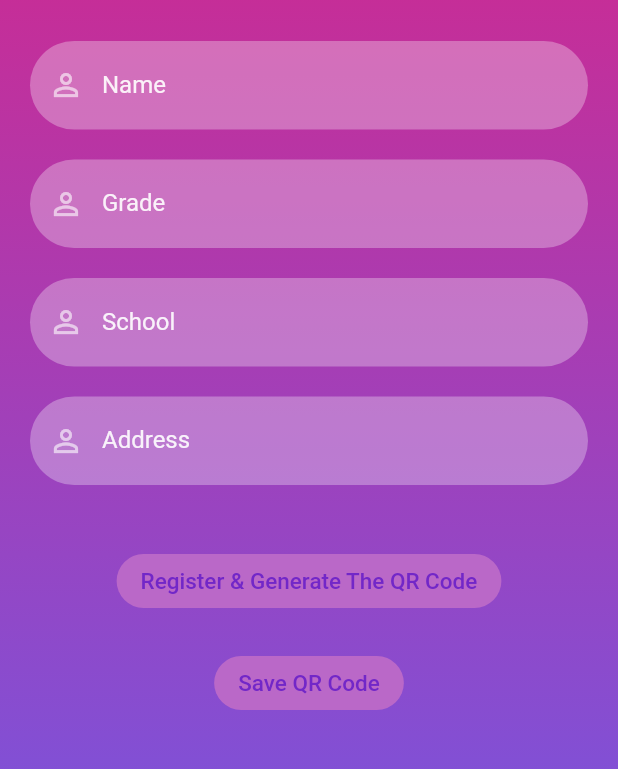
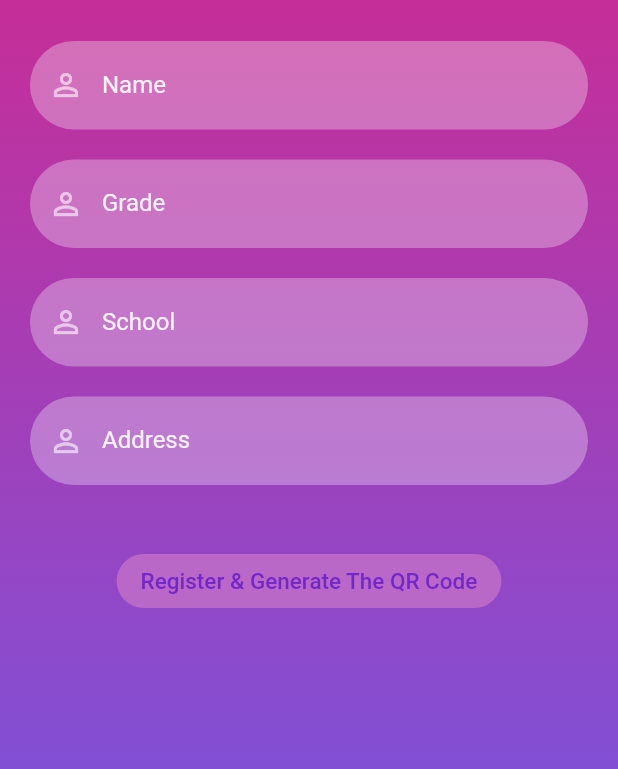
Before and after one commit to Dinath01/alpha_education_app, a Flutter app: the SignUpScreen screen opened directly, on a phone screen of 412 x 824 dp, the part 64-833 px from its top. Run offline on Flutter 3.47's test engine with Material 2 defaults, Android fonts, the phone set to English and light mode, and no system bars; our stand-ins replace qr_flutter; missing offline and left inert: qr_code_scanner.

Commit message:
Revert "added the qr code with a save button which generates a qr to all the four data"
This reverts commit 196fff8f537472f425e1a5a0f7757f810de1e79d.

```diff
--- a/lib/Screens/register.dart
+++ b/lib/Screens/register.dart
@@ -1,8 +1,3 @@
-import 'dart:io';
-import 'dart:ui' as ui;
-import 'package:flutter/rendering.dart';
-import 'package:flutter/services.dart';
-import 'package:path_provider/path_provider.dart';
 import 'package:qr_flutter/qr_flutter.dart';
 import '../utils/colors.dart';
 import 'package:flutter/material.dart';
@@ -19,46 +14,7 @@ class SignUpScreen extends StatefulWidget {
 
 class _SignUpScreenState extends State<SignUpScreen> {
   TextEditingController _nameTextController = TextEditingController();
-  TextEditingController _GradeTextController = TextEditingController();
-  TextEditingController _SchoolTextController = TextEditingController();
-  TextEditingController _AddressTextController = TextEditingController();
-  String qrData = '';
-
-  Future<void> _saveQrCode() async {
-    try {
-      RenderRepaintBoundary boundary = qrImageKey.currentContext!
-          .findRenderObject() as RenderRepaintBoundary;
-      ui.Image image = await boundary.toImage(pixelRatio: 3.0);
-      ByteData? byteData =
-          await image.toByteData(format: ui.ImageByteFormat.png);
-      Uint8List pngBytes = byteData!.buffer.asUint8List();
-      Directory? directory = await getExternalStorageDirectory();
-      if (directory != null) {
-        String path = directory.path + '/qr_code.png';
-        File file = File(path);
-        await file.writeAsBytes(pngBytes);
-        ScaffoldMessenger.of(context).showSnackBar(
-          SnackBar(
-            content: Text('QR code saved to $path'),
-          ),
-        );
-      } else {
-        ScaffoldMessenger.of(context).showSnackBar(
-          SnackBar(
-            content: Text('Could not save QR code'),
-          ),
-        );
-      }
-    } catch (e) {
-      ScaffoldMessenger.of(context).showSnackBar(
-        SnackBar(
-          content: Text('Error: $e'),
-        ),
-      );
-    }
-  }
-
-  GlobalKey qrImageKey = GlobalKey();
+  String? data;
 
   @override
   Widget build(BuildContext context) {
@@ -98,47 +54,27 @@ class _SignUpScreenState extends State<SignUpScreen> {
                     Icons.person_outline,
                     false,
                     _nameTextController,
-                    (value) {
-                      setState(() {
-                        qrData = '${_nameTextController.text}';
-                      });
-                    },
                   ),
                   const SizedBox(height: 20),
                   reusableTextField(
                     'Grade',
                     Icons.person_outline,
                     false,
-                    _GradeTextController,
-                    (value) {
-                      setState(() {
-                        qrData = '${_GradeTextController.text}';
-                      });
-                    },
+                    _nameTextController,
                   ),
                   const SizedBox(height: 20),
                   reusableTextField(
                     'School',
                     Icons.person_outline,
                     false,
-                    _SchoolTextController,
-                    (value) {
-                      setState(() {
-                        qrData = '${_SchoolTextController.text}';
-                      });
-                    },
+                    _nameTextController,
                   ),
                   const SizedBox(height: 20),
                   reusableTextField(
                     'Address',
                     Icons.person_outline,
                     false,
-                    _AddressTextController,
-                    (value) {
-                      setState(() {
-                        qrData = '${_AddressTextController.text}';
-                      });
-                    },
+                    _nameTextController,
                   ),
                   const SizedBox(height: 40),
                   Center(
@@ -146,8 +82,7 @@ class _SignUpScreenState extends State<SignUpScreen> {
                       style: buttonPrimary,
                       onPressed: () {
                         setState(() {
-                          qrData =
-                              '${_nameTextController.text} ${_GradeTextController.text} ${_SchoolTextController.text} ${_AddressTextController.text}';
+                          data = _nameTextController.text;
                         });
                       },
                       child: Text(
@@ -159,38 +94,17 @@ class _SignUpScreenState extends State<SignUpScreen> {
                       ),
                     ),
                   ),
-                  if (qrData.isNotEmpty) ...[
+                  if (data != null) ...[
                     const SizedBox(height: 20),
                     Center(
-                      key: qrImageKey,
-                      child: RepaintBoundary(
-                        child: QrImage(
-                          data: qrData,
-                          version: QrVersions.auto,
-                          size: 200.0,
-                          backgroundColor: Colors.white,
-                        ),
+                      child: QrImage(
+                        data: data!,
+                        version: QrVersions.auto,
+                        size: 200.0,
+                        backgroundColor: Colors.white,
                       ),
                     ),
                   ],
-                  const SizedBox(height: 20),
-                  Column(
-                    children: [
-                      ElevatedButton(
-                        style: buttonPrimary,
-                        onPressed: () {
-                          _saveQrCode();
-                        },
-                        child: Text(
-                          'Save QR Code',
-                          style: TextStyle(
-                            fontSize: 15,
-                            color: Color.fromARGB(255, 114, 39, 200),
-                          ),
-                        ),
-                      ),
-                    ],
-                  ),
                 ],
               ),
             ),
--- a/lib/Screens/search.dart
+++ b/lib/Screens/search.dart
@@ -48,7 +48,7 @@ class LogInScreenState extends State<LogInScreen> {
               const SizedBox(
                 height: 20,
               ),
-              reusableTextField('Name', Icons.person_outline, false, _nameTextController, _GradeTextController as Null Function(dynamic value)),
+              reusableTextField('Name', Icons.person_outline, false, _nameTextController),
               const SizedBox(
                 height: 20,
               ),
--- a/lib/Widgets/widgets.dart
+++ b/lib/Widgets/widgets.dart
@@ -12,7 +12,7 @@ Image logoWidget(String imageName) {
 }
 
 TextField reusableTextField(String text, IconData icon, bool isPasswordType,
-    TextEditingController controller, Null Function(dynamic value) param4) {
+    TextEditingController controller) {
   return TextField(
     controller: controller,
     obscureText: isPasswordType,
--- a/pubspec.yaml
+++ b/pubspec.yaml
@@ -37,8 +37,11 @@ dependencies:
   # Firebase core and auth
   cloud_firestore: ^4.4.3
   qr_flutter: ^4.0.0
+<<<<<<< HEAD
   path_provider: ^2.0.13
   flutter_qr_scanner: /any
+=======
+>>>>>>> parent of 196fff8 (added the qr code with a save button which generates a qr to all the four data)
 
 dev_dependencies:
   flutter_test:
```
Also changed, not shown: pubspec.lock.
